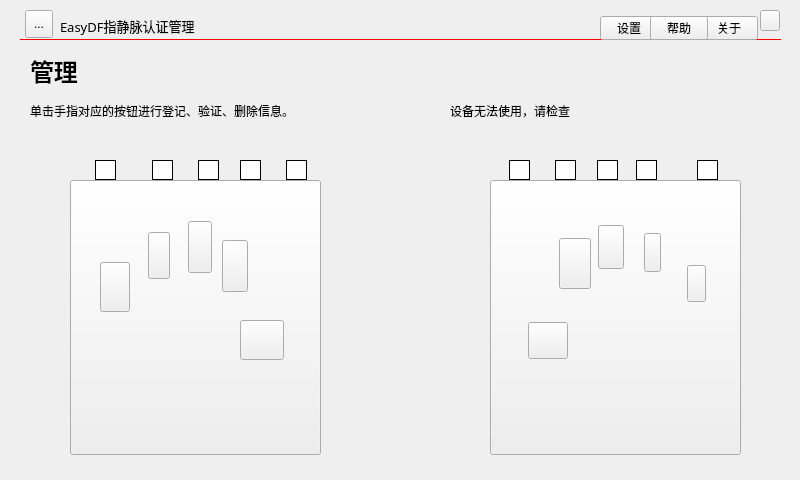
Above: SysSafe/mainwindow.ui from gessd/whh before the change. Below: the same form after it.
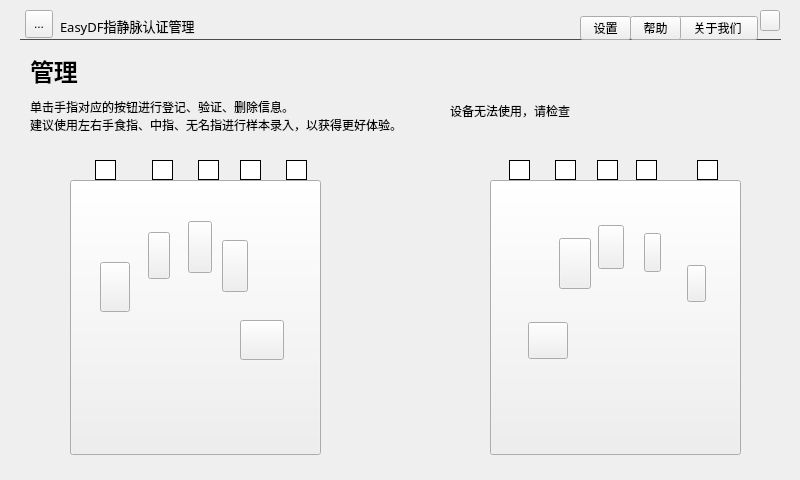
That is the form after the change. Icons and pictures are not drawn.

Commit message: 验证设备在线，添加关于

Patch:
```diff
--- a/SysSafe/mainwindow.ui
+++ b/SysSafe/mainwindow.ui
@@ -92,9 +92,9 @@
     <widget class="QToolButton" name="btnTitleSet">
      <property name="geometry">
       <rect>
-       <x>580</x>
+       <x>560</x>
        <y>16</y>
-       <width>58</width>
+       <width>51</width>
        <height>24</height>
       </rect>
      </property>
@@ -137,9 +137,9 @@
     <widget class="QToolButton" name="btnTitleAbout">
      <property name="geometry">
       <rect>
-       <x>680</x>
+       <x>657</x>
        <y>16</y>
-       <width>58</width>
+       <width>81</width>
        <height>24</height>
       </rect>
      </property>
@@ -147,7 +147,7 @@
       <string>设置</string>
      </property>
      <property name="text">
-      <string>关于</string>
+      <string>关于我们</string>
      </property>
      <property name="icon">
       <iconset>
@@ -161,9 +161,9 @@
     <widget class="QToolButton" name="btnTitleHelp">
      <property name="geometry">
       <rect>
-       <x>630</x>
+       <x>610</x>
        <y>16</y>
-       <width>58</width>
+       <width>51</width>
        <height>24</height>
       </rect>
      </property>
@@ -410,11 +410,12 @@
         <x>10</x>
         <y>40</y>
         <width>411</width>
-        <height>41</height>
+        <height>51</height>
        </rect>
       </property>
       <property name="text">
-       <string>单击手指对应的按钮进行登记、验证、删除信息。</string>
+       <string>单击手指对应的按钮进行登记、验证、删除信息。
+建议使用左右手食指、中指、无名指进行样本录入，以获得更好体验。</string>
       </property>
      </widget>
      <widget class="QToolButton" name="btnFinger_1">
```
The commit also changes 3 other files.
